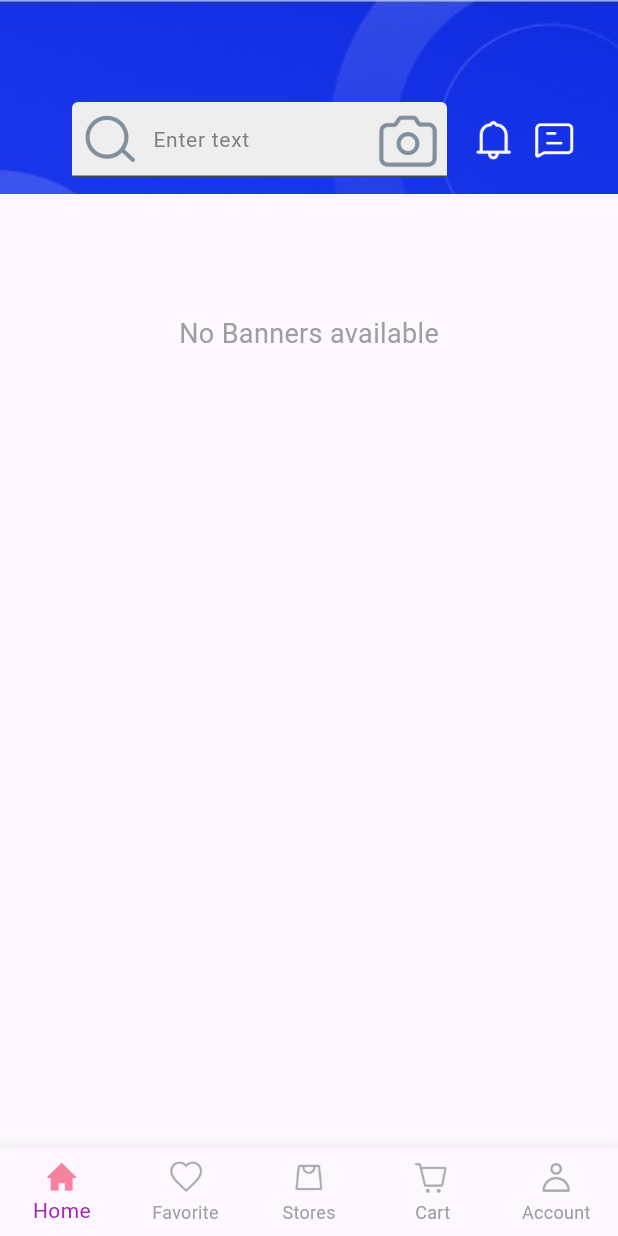
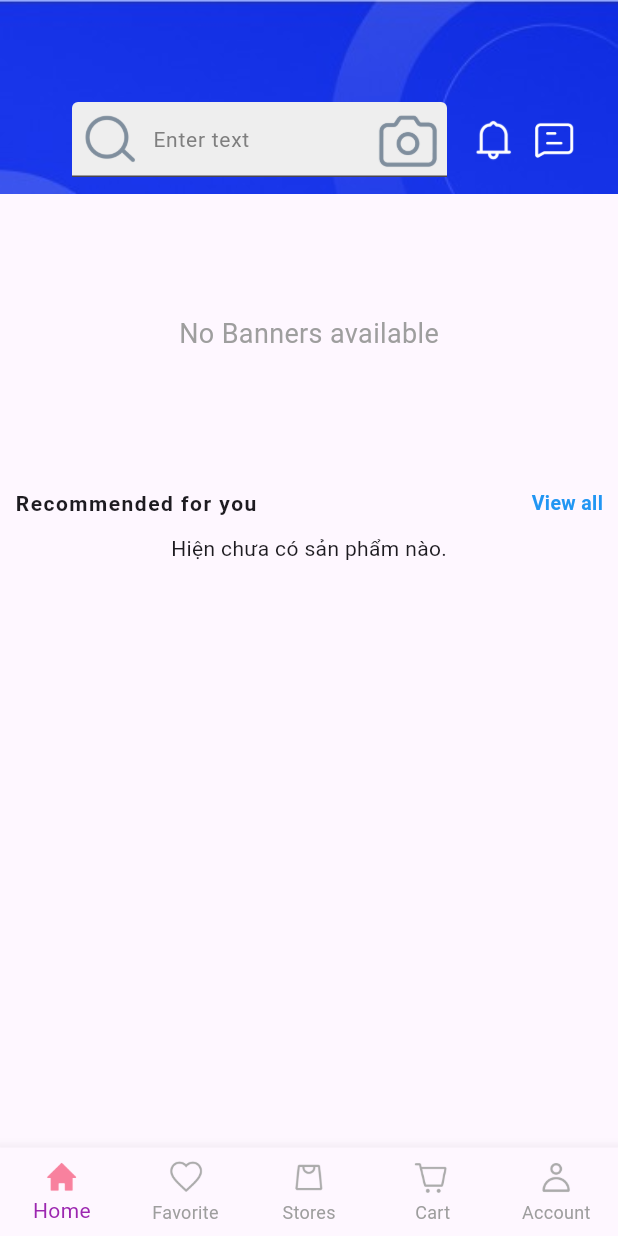
Before and after one commit to NguyenLeDuyy/MacStoreApp, a Flutter app: the screen it shows after launch, on a phone screen of 412 x 824 dp. Run offline on Flutter 3.47's test engine with Material 3 defaults, Android fonts, the phone set to English and light mode, and no system bars; our stand-ins replace cached_network_image, get, google_fonts, supabase_flutter; accounts and stored records are empty.

Commit message:
fetch popular product into home screen

```diff
--- a/lib/views/screens/nav_screens/home_screen.dart
+++ b/lib/views/screens/nav_screens/home_screen.dart
@@ -2,6 +2,8 @@ import 'package:flutter/material.dart';
 import 'package:mac_store_app/views/screens/nav_screens/widgets/banner_widget.dart';
 import 'package:mac_store_app/views/screens/nav_screens/widgets/category_item.dart';
 import 'package:mac_store_app/views/screens/nav_screens/widgets/header_widget.dart';
+import 'package:mac_store_app/views/screens/nav_screens/widgets/recommended_project_widget.dart';
+import 'package:mac_store_app/views/screens/nav_screens/widgets/reuseable_text_widget.dart';
 
 class HomeScreen extends StatelessWidget {
   const HomeScreen({super.key});
@@ -16,6 +18,8 @@ class HomeScreen extends StatelessWidget {
                 HeaderWidget(),
                 BannerWidget(),
                 CategoryItem(),
+                ReuseableTextWidget(title: 'Recommended for you', subTitle: 'View all'),
+                RecommendedProjectWidget(),
               ],
             )
 
--- /dev/null
+++ b/lib/views/screens/nav_screens/widgets/recommended_project_widget.dart
@@ -0,0 +1,94 @@
+import 'package:flutter/material.dart';
+import 'package:mac_store_app/views/screens/nav_screens/widgets/product_item.dart'; // Đảm bảo đường dẫn này đúng
+import 'package:supabase_flutter/supabase_flutter.dart';
+
+class RecommendedProjectWidget extends StatefulWidget {
+  const RecommendedProjectWidget({super.key});
+
+  @override
+  State<RecommendedProjectWidget> createState() => _RecommendedProjectWidgetState();
+}
+
+class _RecommendedProjectWidgetState extends State<RecommendedProjectWidget> {
+  late final Stream<List<Map<String, dynamic>>> _productsStream;
+
+  @override
+  void initState() {
+    super.initState();
+
+    // --- !!! THAY THẾ CÁC GIÁ TRỊ SAU BẰNG TÊN THỰC TẾ TRONG SUPABASE CỦA BẠN !!! ---
+    const String createdAtColumnInProductsTable = 'created_at'; // Tên cột ngày tạo trong bảng 'products' (Nếu có và dùng để sắp xếp)
+    // --- KẾT THÚC PHẦN THAY THẾ ---
+
+    // Câu truy vấn Supabase để lấy sản phẩm và tên danh mục liên quan
+    _productsStream = Supabase.instance.client
+        .from('products')
+        .select('*, categories(category_name)')
+        .order(createdAtColumnInProductsTable, ascending: false)
+    // --- THAY ĐỔI Ở ĐÂY ---
+        .asStream() // GỌI asStream() MÀ KHÔNG CẦN primaryKey
+    // --- KẾT THÚC THAY ĐỔI ---
+        .handleError((error, stackTrace) {
+      print('>>> LỖI TRONG STREAM SUPABASE (RecommendedProjectWidget): $error');
+      print('>>> STACK TRACE STREAM: $stackTrace');
+    });
+  }
+
+  @override
+  Widget build(BuildContext context) {
+    return StreamBuilder<List<Map<String, dynamic>>>(
+      stream: _productsStream, // Sử dụng stream đã khởi tạo
+      builder: (BuildContext context, AsyncSnapshot<List<Map<String, dynamic>>> snapshot) {
+
+        // 1. Xử lý trạng thái lỗi
+        if (snapshot.hasError) {
+          print('>>> LỖI TRONG STREAMBUILDER (RecommendedProjectWidget): ${snapshot.error}');
+          print('>>> STACK TRACE BUILDER: ${snapshot.stackTrace}');
+          // Hiển thị thông báo lỗi thân thiện hơn cho người dùng
+          return const Center(
+            child: Text(
+              'Đã có lỗi xảy ra khi tải sản phẩm.\nVui lòng thử lại sau.',
+              textAlign: TextAlign.center,
+              style: TextStyle(color: Colors.red),
+            ),
+          );
+        }
+
+        // 2. Xử lý trạng thái đang chờ dữ liệu
+        if (snapshot.connectionState == ConnectionState.waiting) {
+          // Hiển thị indicator loading trong khi chờ dữ liệu đầu tiên
+          return const Center(child: CircularProgressIndicator());
+        }
+
+        // 3. Xử lý trường hợp không có dữ liệu hoặc danh sách rỗng
+        if (!snapshot.hasData || snapshot.data!.isEmpty) {
+          return const Center(child: Text('Hiện chưa có sản phẩm nào.'));
+        }
+
+        // 4. Dữ liệu đã sẵn sàng, tiến hành xây dựng danh sách
+        final products = snapshot.data!; // products là List<Map<String, dynamic>>
+
+        // Sử dụng SizedBox để giới hạn chiều cao của ListView ngang
+        return SizedBox(
+          height: 250, // Điều chỉnh chiều cao nếu cần
+          child: ListView.builder(
+            padding: const EdgeInsets.symmetric(horizontal: 16.0), // Thêm padding ngang
+            scrollDirection: Axis.horizontal, // Danh sách cuộn ngang
+            itemCount: products.length,       // Số lượng sản phẩm
+            itemBuilder: (context, index) {
+              final productData = products[index]; // Lấy dữ liệu của sản phẩm tại vị trí index
+
+              // Truyền dữ liệu sản phẩm vào ProductItemWidget để hiển thị
+              return Padding(
+                padding: const EdgeInsets.only(right: 12.0), // Thêm khoảng cách giữa các item
+                child: ProductItemWidget(
+                  productData: productData,
+                ),
+              );
+            },
+          ),
+        );
+      },
+    );
+  }
+}
--- /dev/null
+++ b/lib/views/screens/nav_screens/widgets/reuseable_text_widget.dart
@@ -0,0 +1,42 @@
+import 'package:flutter/material.dart';
+import 'package:google_fonts/google_fonts.dart';
+
+class ReuseableTextWidget extends StatelessWidget {
+  final String title;
+  final String subTitle;
+
+  const ReuseableTextWidget({
+    super.key,
+    required this.title,
+    required this.subTitle,
+  });
+
+  @override
+  Widget build(BuildContext context) {
+    return Padding(
+      padding: const EdgeInsets.all(10.0),
+      child: Row(
+        mainAxisAlignment: MainAxisAlignment.spaceBetween,
+        children: [
+          Text(
+            title,
+            style: GoogleFonts.roboto(
+              fontSize: 14,
+              fontWeight: FontWeight.bold,
+              letterSpacing: 1,
+            ),
+          ),
+
+          Text(
+            subTitle,
+            style: GoogleFonts.roboto(
+              color: Colors.blue,
+              fontWeight: FontWeight.bold,
+              fontSize: 13,
+            ),
+          ),
+        ],
+      ),
+    );
+  }
+}
```
Also changed, not shown: lib/views/screens/nav_screens/widgets/product_item.dart (added, +228 -0 lines).
